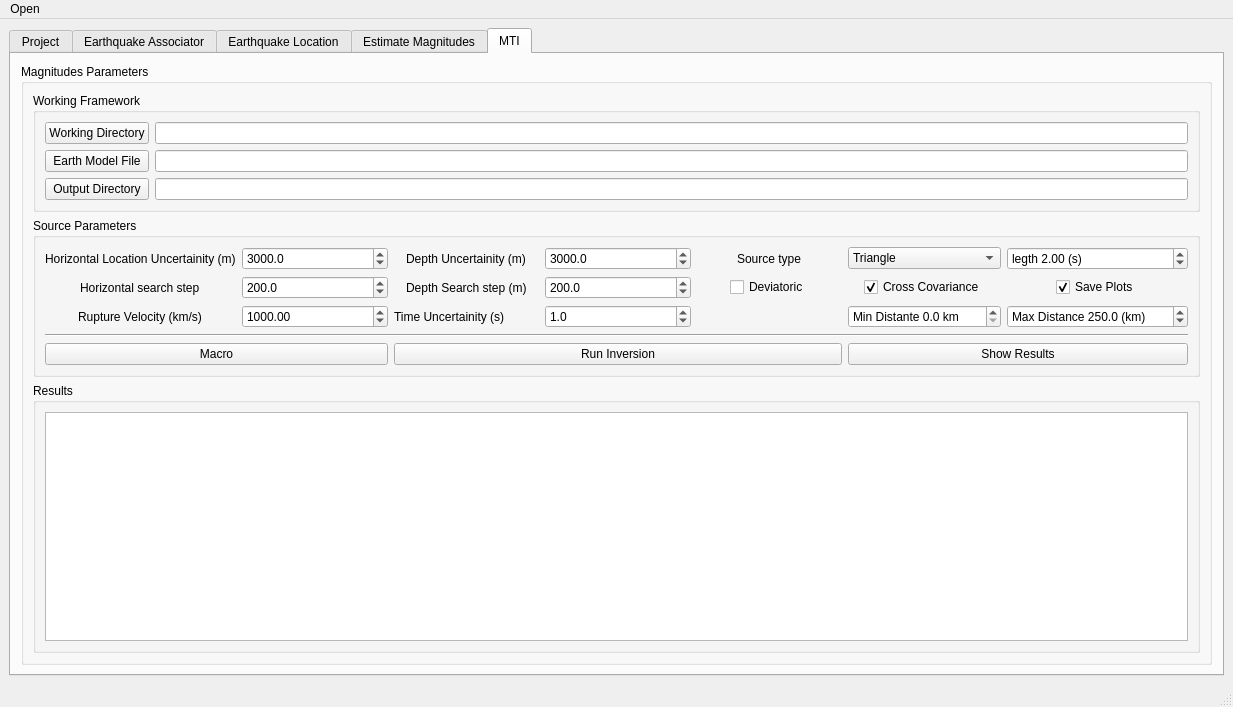
This is surfquake/resources/designer_uis/loc_flow.ui in rcabdia/SurfQuake as Qt 5 draws it before an edit. The edited form follows.
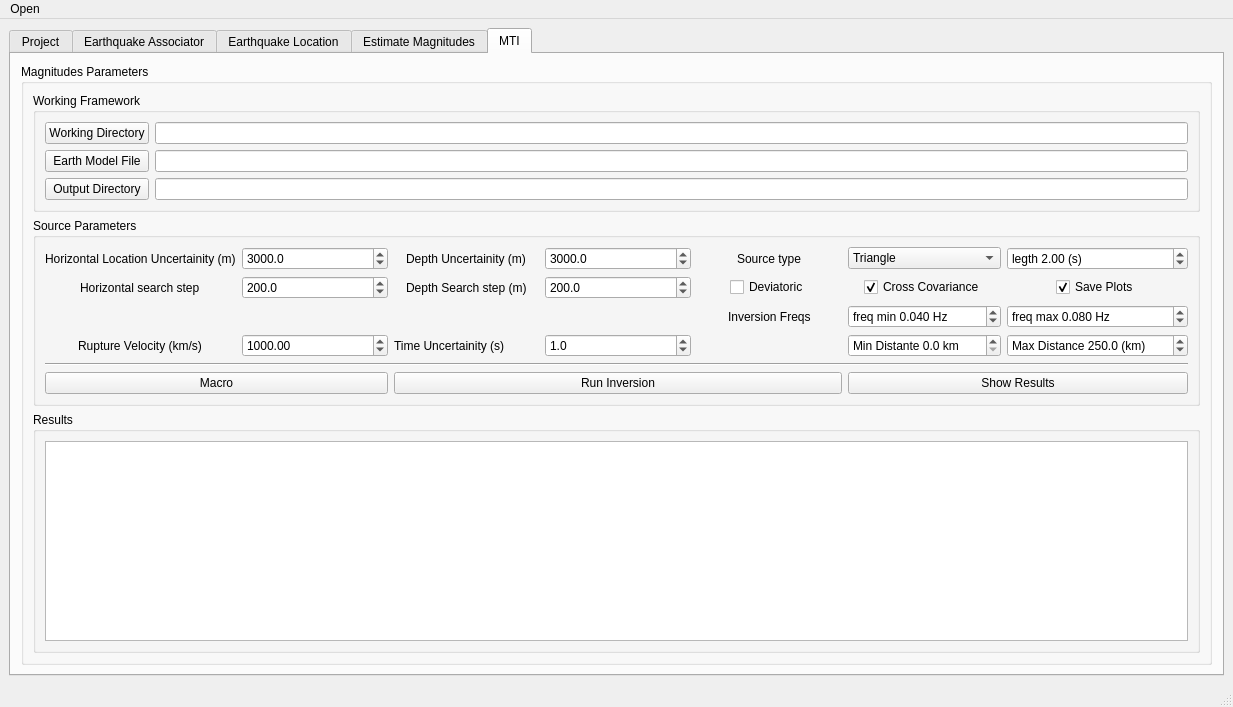
This is the edited form. The open tabs and pages were chosen to show the change. Icons and pictures are not drawn.

Commit message: Improvements in MTI automatic inversion

The edit to the form file:
```diff
--- a/surfquake/resources/designer_uis/loc_flow.ui
+++ b/surfquake/resources/designer_uis/loc_flow.ui
@@ -1810,6 +1810,45 @@
                 </property>
                </widget>
               </item>
+              <item row="2" column="5">
+               <widget class="QDoubleSpinBox" name="freq_minMTI">
+                <property name="prefix">
+                 <string>freq min </string>
+                </property>
+                <property name="suffix">
+                 <string> Hz</string>
+                </property>
+                <property name="decimals">
+                 <number>3</number>
+                </property>
+                <property name="value">
+                 <double>0.040000000000000</double>
+                </property>
+               </widget>
+              </item>
+              <item row="2" column="6">
+               <widget class="QDoubleSpinBox" name="freq_maxMTI">
+                <property name="prefix">
+                 <string>freq max </string>
+                </property>
+                <property name="suffix">
+                 <string> Hz</string>
+                </property>
+                <property name="decimals">
+                 <number>3</number>
+                </property>
+                <property name="value">
+                 <double>0.080000000000000</double>
+                </property>
+               </widget>
+              </item>
+              <item row="2" column="4" alignment="Qt::AlignHCenter">
+               <widget class="QLabel" name="label_32">
+                <property name="text">
+                 <string>Inversion Freqs</string>
+                </property>
+               </widget>
+              </item>
              </layout>
             </widget>
            </item>
```
Left out of the diff: 2 changed lines with no effect on the pictures. The commit also changes 3 other files.
